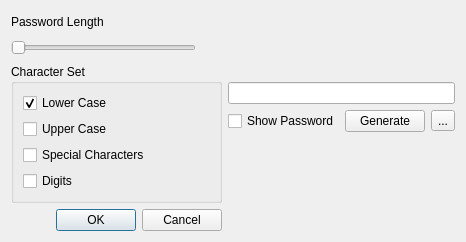
The window that design/RandomizedPasswordDialog.ui (xaprier/qt-password-manager) describes before a commit, drawn with Qt 5.
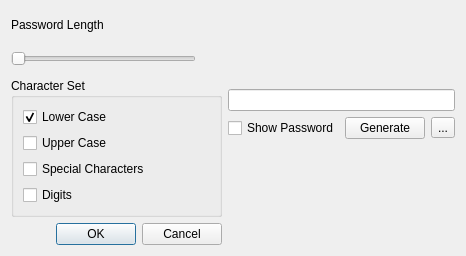
The same window after the commit. Icons and pictures are not drawn.

The edit to the form file:
```diff
--- a/design/RandomizedPasswordDialog.ui
+++ b/design/RandomizedPasswordDialog.ui
@@ -7,7 +7,7 @@
     <x>0</x>
     <y>0</y>
     <width>466</width>
-    <height>242</height>
+    <height>256</height>
    </rect>
   </property>
   <property name="windowTitle">
```
Left out of the diff: 8 changed lines with no effect on the pictures.
